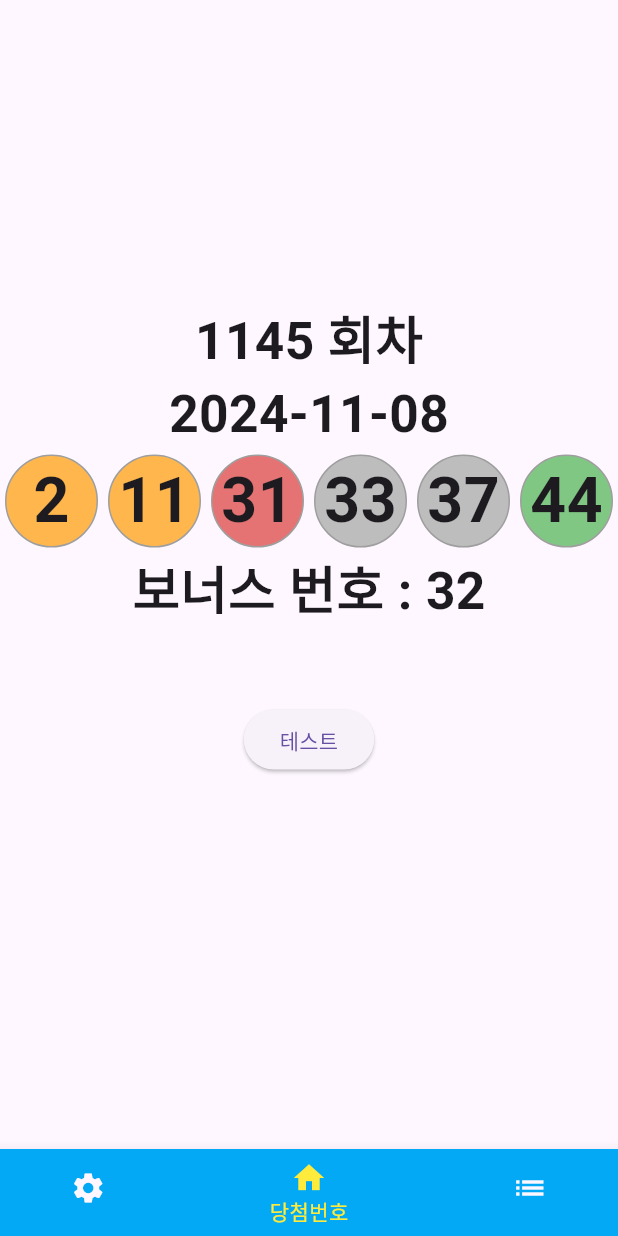
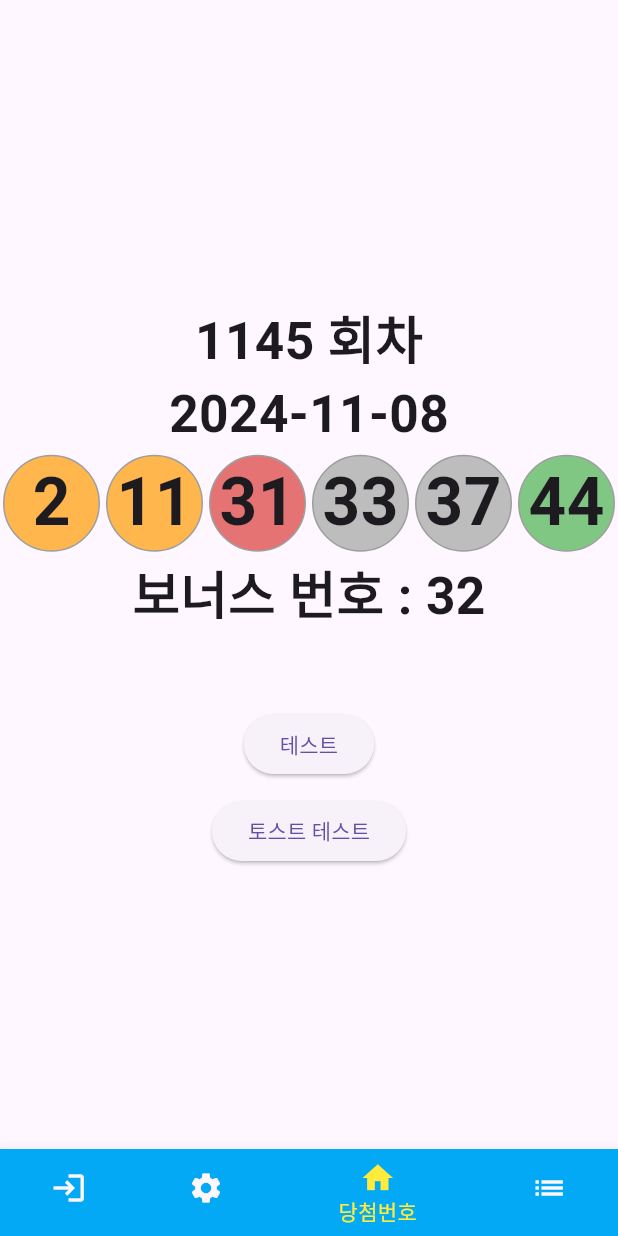
Before and after one commit to business-sixtick/flutter_lotto, a Flutter app: the screen it shows after launch, on a phone screen of 412 x 824 dp. Run offline on Flutter 3.47's test engine with Material 3 defaults, Android fonts, the light colour scheme and no system bars; our stand-ins replace csv, firebase_auth, firebase_core, get, shared_preferences, sqflite and 1 more; missing offline and left inert: cp949_codec, flutter_toastr; accounts and stored records are empty; generated files the repository leaves out were written again.

Commit message:
로그인 페이지 작성중. 내부저장소 테스트

```diff
--- a/lib/main.dart
+++ b/lib/main.dart
@@ -1,6 +1,8 @@
 import 'package:flutter/material.dart';
+import 'package:flutter_lotto/control/tool.dart';
 import 'package:flutter_lotto/widget/draw_page.dart';
 import 'package:flutter_lotto/widget/list_page.dart';
+import 'package:flutter_lotto/widget/login_page.dart';
 import 'package:flutter_lotto/widget/win_page.dart';
 import 'control/lotto.dart';
 
@@ -16,6 +18,7 @@ void main() async {
   lottoList = await Lotto.getListFromCSV();
   debugPrint(lottoList.length.toString());
 
+  await Preferences.init();
   await Firebase.initializeApp(options: DefaultFirebaseOptions.currentPlatform); //추가
 
   // debugPrint('main in');
@@ -33,8 +36,8 @@ class MyApp extends StatefulWidget {
 }
 
 class MyAppState extends State<MyApp> {
-  int _selectIndex = 1;
-  PageController _pageController = PageController(initialPage: 1, viewportFraction: 1);
+  int _selectIndex = 2;
+  PageController _pageController = PageController(initialPage: 2, viewportFraction: 2);
 
   void _onItemTapped(int index) {
     setState((){
@@ -58,6 +61,7 @@ class MyAppState extends State<MyApp> {
           controller: _pageController,
           onPageChanged: _onPageChanged,
           children: [
+            LoginPage(),
             DrawPage(lottoList),
             WinPage(lottoList),
             ListPage(lottoList),
@@ -66,7 +70,11 @@ class MyAppState extends State<MyApp> {
         // floatingActionButton: FloatingActionButton(onPressed: (){}, child: const Icon(Icons.add),),
         bottomNavigationBar: BottomNavigationBar(
           type: BottomNavigationBarType.shifting,
-          items: [
+          items: const [
+            BottomNavigationBarItem(
+                icon: Icon(Icons.login),
+                label: '로그인',
+                backgroundColor: Colors.lightBlue),
             BottomNavigationBarItem(
                 icon: Icon(Icons.settings),
                 label: '추천번호',
--- a/lib/widget/draw_page.dart
+++ b/lib/widget/draw_page.dart
@@ -56,7 +56,9 @@ class DrawList extends StatelessWidget {
   @override
   Widget build(BuildContext context) {
     var state = context.watch<DrawState>(); // state 가져오기
-    return Row(
+    return Container(
+      width: MediaQuery.of(context).size.width,
+      child: Row(
         mainAxisAlignment: MainAxisAlignment.spaceEvenly,
         children: [
           Expanded(child: LottoBall(state.list[0])),
@@ -66,6 +68,7 @@ class DrawList extends StatelessWidget {
           Expanded(child: LottoBall(state.list[4])),
           Expanded(child: LottoBall(state.list[5])),
         ],
+      ),
     );
   }
 }
--- a/lib/widget/lotto_ball.dart
+++ b/lib/widget/lotto_ball.dart
@@ -9,6 +9,7 @@ class LottoBall extends StatelessWidget{
     // debugPrint('height : '  + MediaQuery.of(context).size.height.toString());
     debugPrint('LottoBall : ' + MediaQuery.of(context).size.width.toString()); // 부모꺼임
     return Container(
+      width: MediaQuery.of(context).size.width,
       margin: EdgeInsets.all(2),
       decoration: BoxDecoration(
         color: ballColor(number),
@@ -18,7 +19,7 @@ class LottoBall extends StatelessWidget{
       child: LayoutBuilder(
         builder: (context, constraints) {
           debugPrint('constraints : ' + constraints.maxWidth.toString());
-          return Center(child: Text(number.toString(), style: TextStyle(fontSize: constraints.maxWidth / 1.5, fontWeight: FontWeight.bold)));
+          return Center(child: Text(number.toString(), style: TextStyle(fontSize: constraints.maxWidth * 0.7, fontWeight: FontWeight.bold)));
         },
       // width: context.size,
       // height: 50,
--- a/lib/widget/win_page.dart
+++ b/lib/widget/win_page.dart
@@ -1,16 +1,21 @@
 import 'package:flutter/material.dart';
+import 'package:flutter_lotto/control/tool.dart';
 import 'package:flutter_lotto/widget/lotto_ball.dart';
+import 'package:shared_preferences/shared_preferences.dart';
 import '../control/lotto.dart';
 import '../control/lotto_sqflite.dart';
 
 class WinPage extends StatelessWidget {
   late List<List<int>> lottoList;
   WinPage(this.lottoList);
-
-
+  late SharedPreferences prefs;
+  getPrefs() async{
+    prefs = await SharedPreferences.getInstance();
+  }
 
   @override
   Widget build(BuildContext context) {
+    getPrefs();
     _bottomSheet(){
       showModalBottomSheet(
         context: context,
@@ -50,7 +55,7 @@ class WinPage extends StatelessWidget {
                     }),
                     SizedBox(height: 50,),
                     ElevatedButton(onPressed: (){Navigator.of(context).pop();}, child: Text('닫기')),
-                    SizedBox(height: 20,)
+                    SizedBox(height: 20,),
                 ],
               ),
             )
@@ -73,7 +78,9 @@ class WinPage extends StatelessWidget {
               '${DateTime.fromMillisecondsSinceEpoch(lottoList[lottoList.length -1][1]).toString().split(' ')[0]}',
               style: TextStyle(fontWeight: FontWeight.bold, fontSize: textSize,),
             ),
-            Row(
+            Container(
+              width: MediaQuery.of(context).size.width,
+              child: Row(
                 mainAxisAlignment: MainAxisAlignment.spaceEvenly,
                 children: [
                   Expanded(child: LottoBall(lottoList[lottoList.length - 1][2])),
@@ -84,13 +91,16 @@ class WinPage extends StatelessWidget {
                   Expanded(child: LottoBall(lottoList[lottoList.length - 1][7])),
                 ],
               ),
+            ),
             Text(
               '보너스 번호 : ${lottoList[lottoList.length - 1][8]}',
               style: TextStyle(fontWeight: FontWeight.bold, fontSize: textSize,),
 
             ),
             SizedBox(height: 50,),
-            ElevatedButton(onPressed: _bottomSheet, child: Text('테스트'))
+            ElevatedButton(onPressed: _bottomSheet, child: Text('테스트')),
+            SizedBox(height: 10,),
+            ElevatedButton(onPressed: ()=>showToast(prefs.getString('email') ?? '', context), child: Text('토스트 테스트')),
           ],
         ),
       ),
--- a/pubspec.yaml
+++ b/pubspec.yaml
@@ -64,6 +64,9 @@ dependencies:
   sqflite: ^2.4.1
   sqflite_common_ffi: ^2.3.4
   firebase_core: ^3.8.0
+  firebase_auth: ^5.3.3
+  flutter_toastr: ^1.0.3
+  shared_preferences: ^2.3.3
 
 dev_dependencies:
   flutter_test:
```
Also changed, not shown: lib/control/tool.dart (added, +33 -0 lines), lib/widget/login_page.dart (added, +243 -0 lines), pubspec.lock, 4 other files. Lines whose indentation alone changed are shown as unchanged.
